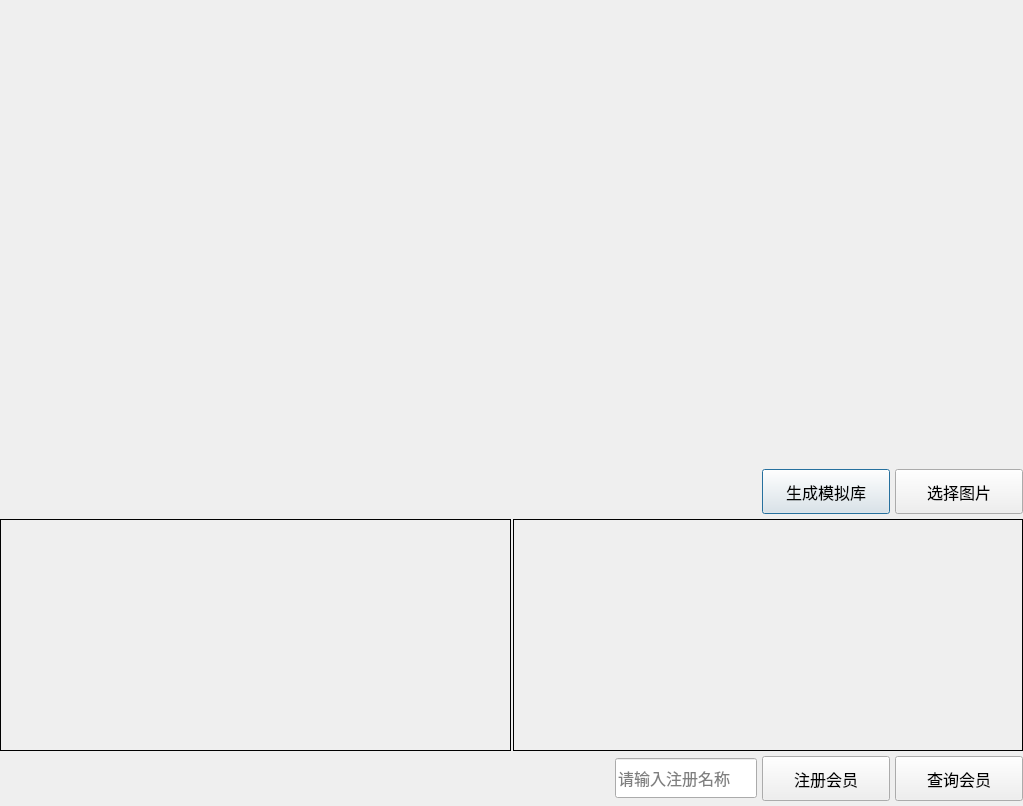
Qt form app/facedialog.ui (wyc-go-for-it/qtforcamera) before a commit.
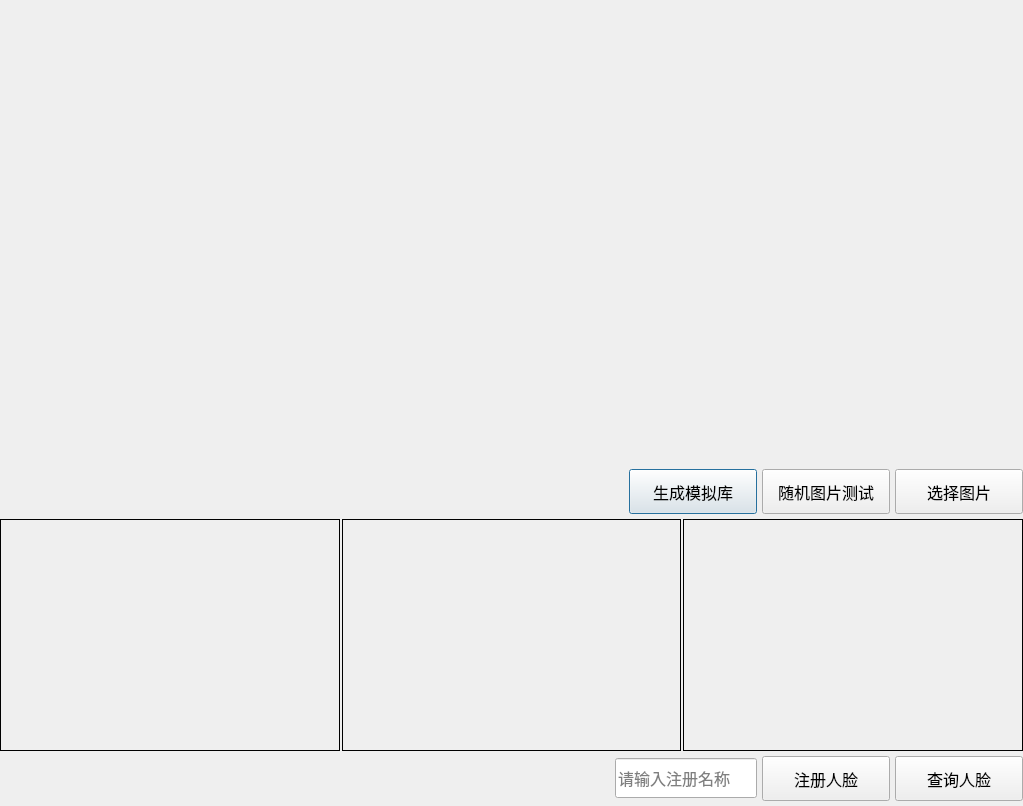
The same form after that commit.

Commit message: 增加人脸静态检测

```diff
--- a/app/facedialog.ui
+++ b/app/facedialog.ui
@@ -115,6 +115,31 @@
        </property>
       </widget>
      </item>
+     <item>
+      <widget class="QPushButton" name="test">
+       <property name="minimumSize">
+        <size>
+         <width>0</width>
+         <height>45</height>
+        </size>
+       </property>
+       <property name="maximumSize">
+        <size>
+         <width>128</width>
+         <height>45</height>
+        </size>
+       </property>
+       <property name="font">
+        <font>
+         <family>Microsoft YaHei</family>
+         <pointsize>12</pointsize>
+        </font>
+       </property>
+       <property name="text">
+        <string>随机图片测试</string>
+       </property>
+      </widget>
+     </item>
      <item>
       <widget class="QPushButton" name="select_file">
        <property name="minimumSize">
@@ -166,6 +191,25 @@
        </property>
       </widget>
      </item>
+     <item>
+      <widget class="QLabel" name="reg_img">
+       <property name="sizePolicy">
+        <sizepolicy hsizetype="Ignored" vsizetype="Ignored">
+         <horstretch>0</horstretch>
+         <verstretch>0</verstretch>
+        </sizepolicy>
+       </property>
+       <property name="frameShape">
+        <enum>QFrame::Box</enum>
+       </property>
+       <property name="text">
+        <string/>
+       </property>
+       <property name="alignment">
+        <set>Qt::AlignCenter</set>
+       </property>
+      </widget>
+     </item>
      <item>
       <widget class="QLabel" name="aligned_img">
        <property name="sizePolicy">
@@ -251,7 +295,7 @@
         </font>
        </property>
        <property name="text">
-        <string>注册会员</string>
+        <string>注册人脸</string>
        </property>
       </widget>
      </item>
@@ -276,7 +320,7 @@
         </font>
        </property>
        <property name="text">
-        <string>查询会员</string>
+        <string>查询人脸</string>
        </property>
       </widget>
      </item>
```
Left out of the diff: 4 changed lines with no effect on the pictures. The commit also changes 37 other files.
